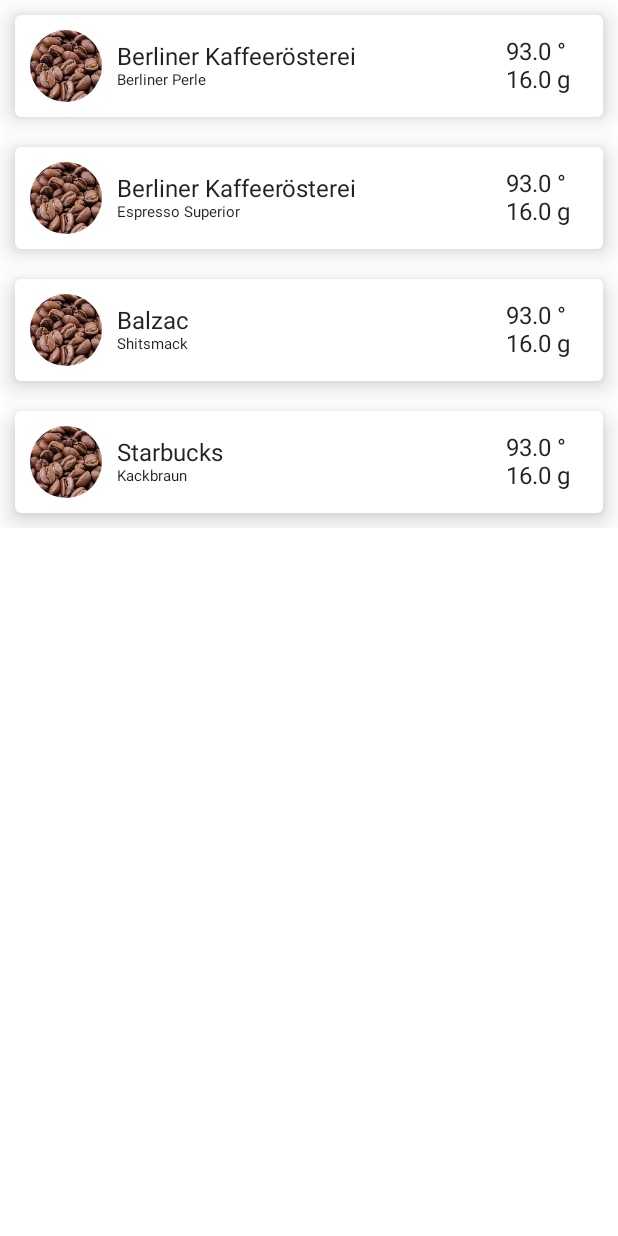
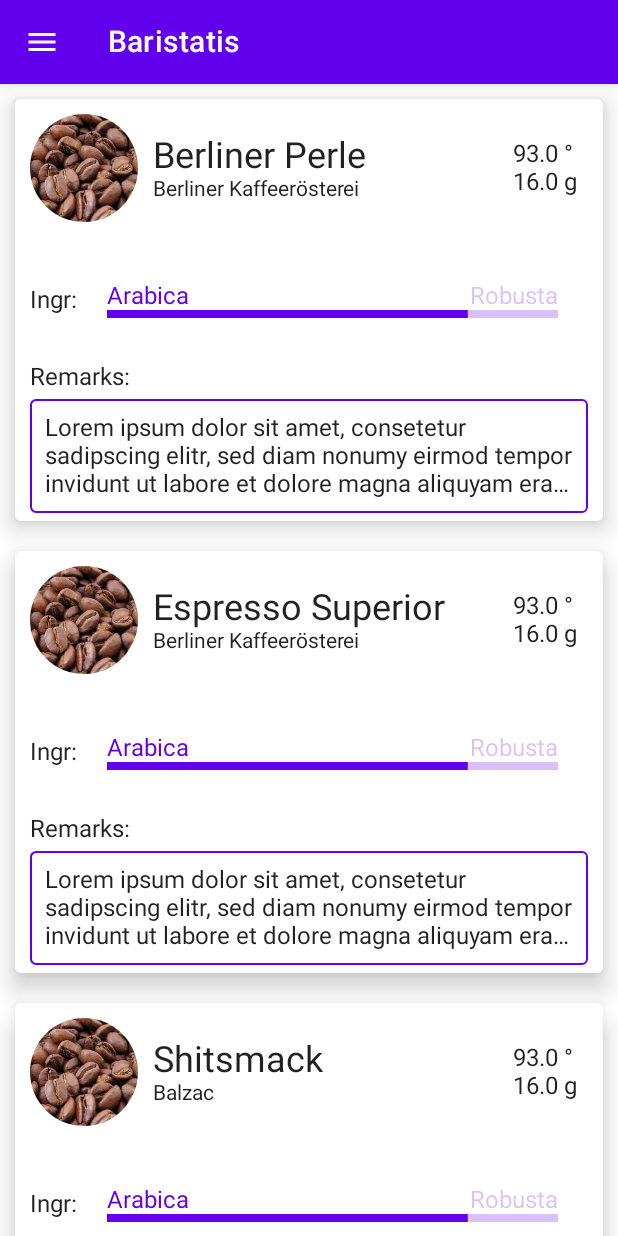
Before and after one commit to dirk-rosenau/Baristatis, an Android app built with Jetpack Compose: the screen it shows after launch (MainActivity), on a phone screen of 412 x 824 dp. Run offline under Robolectric (Android 15) with nearby library versions, the phone set to English and light mode, and no system bars; 1 statement that could not run was skipped.

Commit message:
Coffee card stuff

```diff
--- a/app/src/main/java/com/dr/baristatis/MainActivity.kt
+++ b/app/src/main/java/com/dr/baristatis/MainActivity.kt
@@ -4,9 +4,13 @@ import android.os.Bundle
 import androidx.activity.ComponentActivity
 import androidx.activity.compose.setContent
 import androidx.compose.foundation.layout.Column
-import androidx.compose.material.MaterialTheme
-import androidx.compose.material.Surface
+import androidx.compose.foundation.rememberScrollState
+import androidx.compose.foundation.verticalScroll
+import androidx.compose.material.*
+import androidx.compose.material.icons.Icons
+import androidx.compose.material.icons.filled.Menu
 import androidx.compose.runtime.Composable
+import androidx.compose.ui.Modifier
 import androidx.compose.ui.tooling.preview.Preview
 import androidx.navigation.NavType
 import androidx.navigation.compose.NavHost
@@ -21,16 +25,41 @@ import com.dr.baristatis.ui.theme.BaristatisTheme
 import com.dr.baristatis.ui.vm.MainViewModel
 import org.koin.androidx.viewmodel.ext.android.viewModel
 
+
 class MainActivity : ComponentActivity() {
     private val viewModel: MainViewModel by viewModel()
 
     override fun onCreate(savedInstanceState: Bundle?) {
         super.onCreate(savedInstanceState)
         setContent {
+            Content(viewModel = viewModel)
+        }
+    }
+}
+
+@Composable
+fun Content(viewModel: MainViewModel) {
     BaristatisTheme {
-                // A surface container using the 'background' color from the theme
-                Surface(color = MaterialTheme.colors.background) {
         val navController = rememberNavController()
+        Scaffold(
+            topBar =
+            {
+                TopAppBar(
+                    title = { Text("Baristatis") },
+                    navigationIcon = {
+                        IconButton(
+                            onClick = {
+// https://developer.android.com/reference/kotlin/androidx/compose/material/package-summary#Scaffold(androidx.compose.ui.Modifier,androidx.compose.material.ScaffoldState,kotlin.Function0,kotlin.Function0,kotlin.Function1,kotlin.Function0,androidx.compose.material.FabPosition,kotlin.Boolean,kotlin.Function1,kotlin.Boolean,androidx.compose.ui.graphics.Shape,androidx.compose.ui.unit.Dp,androidx.compose.ui.graphics.Color,androidx.compose.ui.graphics.Color,androidx.compose.ui.graphics.Color,androidx.compose.ui.graphics.Color,androidx.compose.ui.graphics.Color,kotlin.Function1)
+                                // beim öffnen denk an coroutine!
+                            }
+                        ) {
+                            Icon(Icons.Filled.Menu, contentDescription = "Localized description")
+                        }
+                    }
+
+                )
+            },
+            content = {
                 NavHost(navController = navController, startDestination = "coffeeList") {
                     composable("coffeeList") {
                         CoffeeList(viewModel.getCoffees(), onMyCoffeeItemClicked = { item ->
@@ -49,14 +78,14 @@ class MainActivity : ComponentActivity() {
                     }
                 }
             }
-            }
-        }
+        )
     }
 }
 
 @Composable
 fun CoffeeList(coffeeData: List<MyCoffeeData>, onMyCoffeeItemClicked: OnMyCoffeeItemClicked) {
-    Column {
+    val scrollState = rememberScrollState()
+    Column (Modifier.verticalScroll(scrollState)){
         coffeeData.forEach {
             CoffeeCard(myCoffeeData = it, onMyCoffeeItemClicked)
         }
--- a/app/src/main/java/com/dr/baristatis/model/MyCoffeeData.kt
+++ b/app/src/main/java/com/dr/baristatis/model/MyCoffeeData.kt
@@ -7,7 +7,6 @@ data class MyCoffeeData(
     val prefferredBrewingTemperature: Float,
     val brewRatio: String,
     val remarks: String,
-    val arabicaRatio: Int,
-    val robustaRatio: Int,
+    val arabicaRatio: Float,
     val weightInPortafilter: Float
 )
--- a/app/src/main/java/com/dr/baristatis/repository/CoffeeRepository.kt
+++ b/app/src/main/java/com/dr/baristatis/repository/CoffeeRepository.kt
@@ -4,10 +4,19 @@ import com.dr.baristatis.model.MyCoffeeData
 
 class CoffeeRepository {
     fun getCoffees() = listOf(
-        MyCoffeeData(1,"Berliner Perle", "Berliner Kaffeerösterei", 93f, "1:2", "", 100, 0, 16f),
-        MyCoffeeData(2,"Espresso Superior", "Berliner Kaffeerösterei", 93f, "1:2", "", 100, 0, 16f),
-        MyCoffeeData(3,"Shitsmack", "Balzac", 93f, "1:2", "", 100, 0, 16f),
-        MyCoffeeData(4,"Kackbraun", "Starbucks", 93f, "1:2", "", 100, 0, 16f)
+        MyCoffeeData(1,"Berliner Perle", "Berliner Kaffeerösterei", 93f, "1:2", "", 0.8f, 16f),
+        MyCoffeeData(2,"Espresso Superior", "Berliner Kaffeerösterei", 93f, "1:2", "", 0.8f, 16f),
+        MyCoffeeData(3,"Shitsmack", "Balzac", 93f, "1:2", "", 0.8f, 16f),
+        MyCoffeeData(4,"Kackbraun", "Starbucks", 93f, "1:2", "", 0.8f, 16f),
+        MyCoffeeData(1,"aaaBerliner Perle", "Berliner Kaffeerösterei", 93f, "1:2", "", 0.8f, 16f),
+        MyCoffeeData(2,"aaaEspresso Superior", "Berliner Kaffeerösterei", 93f, "1:2", "", 0.8f, 16f),
+        MyCoffeeData(3,"aaaShitsmack", "Balzac", 93f, "1:2", "", 0.8f, 16f),
+        MyCoffeeData(4,"aaaKackbraun", "Starbucks", 93f, "1:2", "", 0.8f, 16f),
+        MyCoffeeData(1,"bbbBerliner Perle", "Berliner Kaffeerösterei", 93f, "1:2", "", 0.8f, 16f),
+        MyCoffeeData(2,"bbbEspresso Superior", "Berliner Kaffeerösterei", 93f, "1:2", "", 0.8f, 16f),
+        MyCoffeeData(3,"bbbbShitsmack", "Balzac", 93f, "1:2", "", 0.8f, 16f),
+        MyCoffeeData(4,"bbbKackbraun", "Starbucks", 93f, "1:2", "", 0.8f, 16f)
+
     )
 
 }
--- a/app/src/main/java/com/dr/baristatis/ui/elements/CoffeeCard.kt
+++ b/app/src/main/java/com/dr/baristatis/ui/elements/CoffeeCard.kt
@@ -1,17 +1,21 @@
 package com.dr.baristatis.ui.elements
 
 import androidx.compose.foundation.Image
+import androidx.compose.foundation.border
 import androidx.compose.foundation.clickable
 import androidx.compose.foundation.layout.*
 import androidx.compose.foundation.shape.CircleShape
-import androidx.compose.material.Card
-import androidx.compose.material.Text
+import androidx.compose.foundation.shape.RoundedCornerShape
+import androidx.compose.material.*
 import androidx.compose.runtime.Composable
 import androidx.compose.ui.Alignment
 import androidx.compose.ui.Modifier
 import androidx.compose.ui.draw.clip
 import androidx.compose.ui.layout.ContentScale
 import androidx.compose.ui.res.painterResource
+import androidx.compose.ui.res.stringResource
+import androidx.compose.ui.text.style.TextAlign
+import androidx.compose.ui.text.style.TextOverflow
 import androidx.compose.ui.unit.dp
 import androidx.compose.ui.unit.sp
 import com.dr.baristatis.R
@@ -28,29 +32,79 @@ fun CoffeeCard(myCoffeeData: MyCoffeeData, onMyCoffeeItemClicked: OnMyCoffeeItem
             .clickable { onMyCoffeeItemClicked(myCoffeeData) },
         elevation = 10.dp
     ) {
+        Column { // outer column
             Row(
                 verticalAlignment = Alignment.CenterVertically,
                 modifier = Modifier.fillMaxWidth()
-        ) {
+            ) { // first section: image, names temp and weight
                 Image(
                     painter = painterResource(id = R.drawable.coffee_beans), // TODO use image from data
                     contentDescription = "",
                     contentScale = ContentScale.Crop,
                     modifier = Modifier
                         .padding(10.dp)
-                    .size(48.dp)
-                    .clip(CircleShape)                       // clip to the circle shape
-
-            )  // add a border (optional))
+                        .size(72.dp)
+                        .clip(CircleShape)
+                )
                 Column(Modifier.weight(4f)) {
-                Text(text = myCoffeeData.manufacturer)
-                Text(text = myCoffeeData.name, fontSize = 10.sp)
+                    Text(text = myCoffeeData.name, fontSize = 24.sp)
+                    Text(text = myCoffeeData.manufacturer, fontSize = 14.sp)
                 }
                 Column(modifier = Modifier.weight(1f)) {
                     Text(text = "${myCoffeeData.prefferredBrewingTemperature} °")
                     Text(text = "${myCoffeeData.weightInPortafilter} g")
                 }
             }
+            Row(
+                verticalAlignment = Alignment.CenterVertically,
+                modifier = Modifier.padding(10.dp)
+            )
+            { // second row: ratio
+                Text(text = stringResource(R.string.ingredients))
+
+                Column(Modifier.padding(20.dp)) {
+                    Row {
+                        Text(
+                            text = "Arabica",
+                            textAlign = TextAlign.Start,
+                            color = MaterialTheme.colors.primary
+                        )
+                        Spacer(modifier = Modifier.weight(1f))
+                        Text(
+                            text = "Robusta",
+                            textAlign = TextAlign.End,
+                            color = MaterialTheme.colors.primary.copy(alpha = ProgressIndicatorDefaults.IndicatorBackgroundOpacity)
+                        )
+                    }
+                    LinearProgressIndicator(
+                        modifier = Modifier
+                            .fillMaxWidth()
+                            .height(5.dp), progress = myCoffeeData.arabicaRatio
+                    )
+                }
+            }
+            Text(
+                text = stringResource(id = R.string.remarks),
+                modifier = Modifier.getDefaultTextPadding()
+            ) // TODO in Rahmen Zeichnen
+            Text(
+                text = "Lorem ipsum dolor sit amet, consetetur sadipscing elitr, sed diam nonumy eirmod tempor invidunt ut labore et dolore magna aliquyam erat, sed diam voluptua. At vero eos et accusam et justo duo dolores et ea rebum. Stet clita kasd gubergren, no sea takimata sanctus est Lorem ipsum dolor sit amet. Lorem ipsum dolor sit amet, consetetur sadipscing elitr, sed diam nonumy eirmod tempor invidunt ut labore et dolore magna aliquyam erat, sed diam voluptua. At vero eos et accusam et justo duo dolores et ea rebum. Stet clita kasd gubergren, no sea takimata sanctus est Lorem ipsum dolor sit amet.",
+                modifier = Modifier
+                    .getDefaultTextPadding()
+                    .border(
+                        width = 1.dp,
+                        color = MaterialTheme.colors.primary,
+                        shape = RoundedCornerShape(4.dp)
+                    )
+                    .padding(10.dp),
+                overflow = TextOverflow.Ellipsis,
+                maxLines = 3
+            )
+
+        }
+    }
 }
 
+fun Modifier.getDefaultTextPadding(): Modifier {
+    return this.padding(start = 10.dp, end = 10.dp, bottom = 5.dp)
 }
--- a/app/src/main/res/values/strings.xml
+++ b/app/src/main/res/values/strings.xml
@@ -1,3 +1,5 @@
 <resources>
     <string name="app_name">Baristatis</string>
+    <string name="ingredients">Ingr:</string>
+    <string name="remarks">Remarks:</string>
 </resources>
```
Also changed, not shown: 1 other file. Lines whose indentation alone changed are shown as unchanged.
